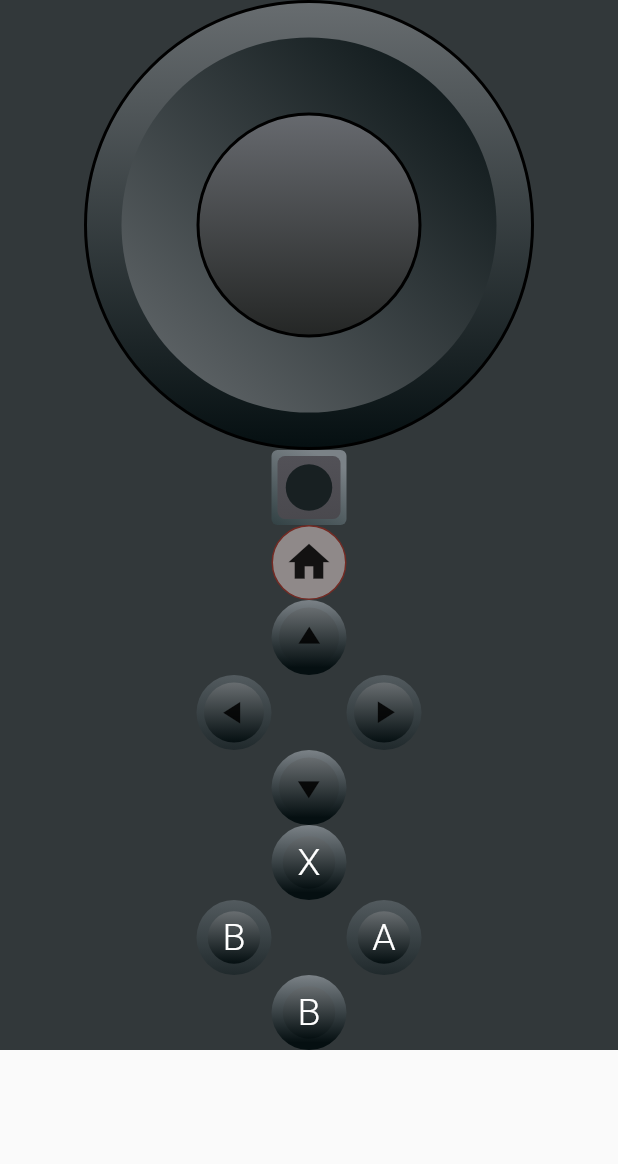
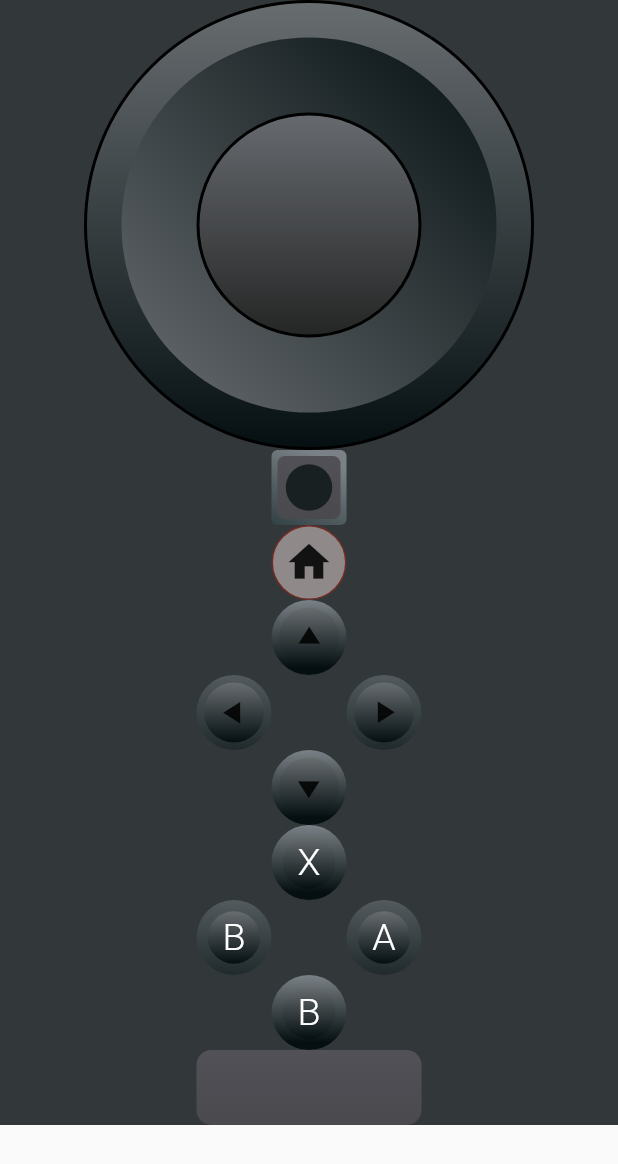
Before and after one commit to GustavoRodriguesDev/nintendo_switch, a Flutter app: the screen it shows after launch, on a phone screen of 412 x 824 dp. Shown: the top 1164 px of the screen. Run offline on Flutter 3.47's test engine with Material 2 defaults, Android fonts, the phone set to English and light mode, and no system bars.

Commit message:
componente para botao plus e menus feito

```diff
--- /dev/null
+++ b/lib/componentes/PlusButton.dart
@@ -0,0 +1,11 @@
+import 'package:flutter/material.dart';
+import 'package:nintendo_switch/componentes/bot%C3%B5es%20componentes/a%C3%A7%C3%A3o/mais_menos.dart';
+
+class PLusButton extends StatelessWidget {
+  const PLusButton({Key? key}) : super(key: key);
+
+  @override
+  Widget build(BuildContext context) {
+    return Retangulo();
+  }
+}
--- a/lib/componentes/actionButton.dart
+++ b/lib/componentes/actionButton.dart
@@ -1,7 +1,7 @@
 // ignore_for_file: sized_box_for_whitespace, prefer_const_literals_to_create_immutables, prefer_const_constructors
 
 import 'package:flutter/material.dart';
-import 'package:nintendo_switch/componentes/Btn%20direcionais/a%C3%A7%C3%A3o/botaoPequeno.dart';
+import 'package:nintendo_switch/componentes/bot%C3%B5es%20componentes/a%C3%A7%C3%A3o/botaoPequeno.dart';
 
 class ActionButton extends StatelessWidget {
   const ActionButton({Key? key}) : super(key: key);
--- /dev/null
+++ b/lib/componentes/botões componentes/ação/mais_menos.dart
@@ -0,0 +1,27 @@
+// ignore_for_file: prefer_const_constructors, prefer_const_literals_to_create_immutables
+
+import 'package:flutter/material.dart';
+
+class Retangulo extends StatelessWidget {
+  const Retangulo({Key? key}) : super(key: key);
+
+  @override
+  Widget build(BuildContext context) {
+    return Container(
+      width: 150,
+      height: 50,
+      decoration: BoxDecoration(
+        borderRadius: BorderRadius.circular(10),
+        gradient: LinearGradient(
+          begin: Alignment.bottomCenter,
+          end: Alignment.topCenter,
+          colors: [
+            Color(0xFF4A494E),
+            Color(0xFF525157),
+          ],
+          stops: [0.0, 1.0],
+        ),
+      ),
+    );
+  }
+}
--- a/lib/componentes/directionalButton.dart
+++ b/lib/componentes/directionalButton.dart
@@ -3,7 +3,7 @@
 import 'dart:math';
 
 import 'package:flutter/material.dart';
-import 'package:nintendo_switch/componentes/Btn%20direcionais/a%C3%A7%C3%A3o/botaoPequeno.dart';
+import 'package:nintendo_switch/componentes/bot%C3%B5es%20componentes/a%C3%A7%C3%A3o/botaoPequeno.dart';
 
 class DirectionalButton extends StatelessWidget {
   const DirectionalButton({Key? key}) : super(key: key);
--- a/lib/nintendo.dart
+++ b/lib/nintendo.dart
@@ -1,6 +1,7 @@
 // ignore_for_file: prefer_const_constructors, prefer_const_literals_to_create_immutables
 
 import 'package:flutter/material.dart';
+import 'package:nintendo_switch/componentes/PlusButton.dart';
 import 'package:nintendo_switch/componentes/actionButton.dart';
 import 'package:nintendo_switch/componentes/bigButton.dart';
 import 'package:nintendo_switch/componentes/directionalButton.dart';
@@ -31,7 +32,8 @@ class _NintendoSwitchState extends State<NintendoSwitch> {
                 SoundButton(),
                 HomeButton(),
                 DirectionalButton(),
-                ActionButton()
+                ActionButton(),
+                PLusButton()
               ],
             ),
           ),
```
Also changed, not shown: lib/componentes/botões componentes/ação/botaoPequeno.dart (renamed from lib/componentes/Btn direcionais/ação/botaoPequeno.dart).
